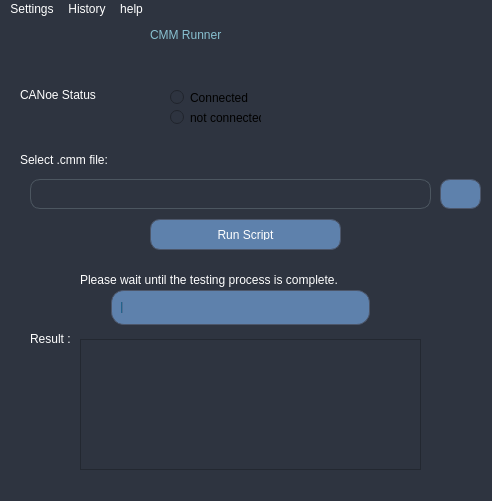
Above: cmm.ui from Meria-Troudi/TRACE32 before the change. Below: the same form after it.
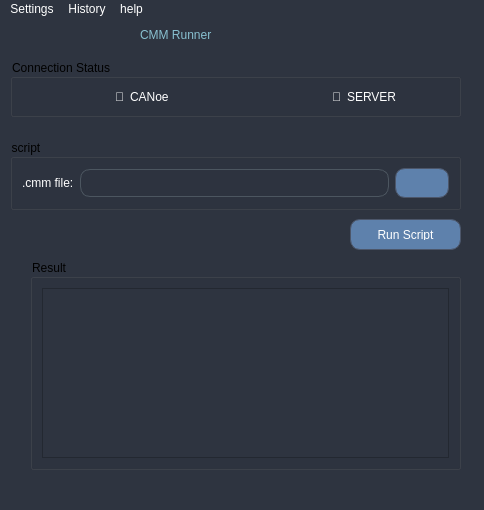
That is the form after the change. Icons and pictures are not drawn.

Diff of the .ui file:
```diff
--- a/cmm.ui
+++ b/cmm.ui
@@ -6,8 +6,8 @@
    <rect>
     <x>0</x>
     <y>0</y>
-    <width>492</width>
-    <height>501</height>
+    <width>484</width>
+    <height>510</height>
    </rect>
   </property>
   <property name="windowTitle">
@@ -76,61 +76,15 @@
 </string>
   </property>
   <widget class="QWidget" name="centralwidget">
-   <widget class="QLabel" name="label">
-    <property name="geometry">
-     <rect>
-      <x>20</x>
-      <y>60</y>
-      <width>101</width>
-      <height>31</height>
-     </rect>
-    </property>
-    <property name="text">
-     <string>CANoe Status</string>
-    </property>
-   </widget>
-   <widget class="QLabel" name="label_2">
-    <property name="geometry">
-     <rect>
-      <x>20</x>
-      <y>120</y>
-      <width>121</width>
-      <height>41</height>
-     </rect>
-    </property>
-    <property name="text">
-     <string>Select .cmm file:</string>
-    </property>
-   </widget>
-   <widget class="QPushButton" name="select">
-    <property name="enabled">
-     <bool>true</bool>
-    </property>
-    <property name="geometry">
-     <rect>
-      <x>440</x>
-      <y>160</y>
-      <width>41</width>
-      <height>30</height>
-     </rect>
-    </property>
-    <property name="toolTip">
-     <string>Choose a file</string>
-    </property>
-    <property name="text">
-     <string/>
-    </property>
-    <property name="icon">
-     <iconset>
-      <normaloff>src/upload-file.png</normaloff>src/upload-file.png</iconset>
-    </property>
-   </widget>
+   <property name="enabled">
+    <bool>true</bool>
+   </property>
    <widget class="QPushButton" name="run">
     <property name="geometry">
      <rect>
-      <x>150</x>
+      <x>350</x>
       <y>200</y>
-      <width>191</width>
+      <width>111</width>
       <height>31</height>
      </rect>
     </property>
@@ -138,21 +92,40 @@
      <string>Run Script</string>
     </property>
    </widget>
-   <widget class="QLineEdit" name="path">
+   <widget class="QLabel" name="progLabel">
     <property name="geometry">
      <rect>
-      <x>30</x>
-      <y>160</y>
-      <width>401</width>
-      <height>30</height>
+      <x>70</x>
+      <y>230</y>
+      <width>341</width>
+      <height>35</height>
      </rect>
+    </property>
+    <property name="text">
+     <string>Please wait until the testing process is complete.</string>
+    </property>
+    <property name="wordWrap">
+     <bool>true</bool>
+    </property>
+   </widget>
+   <widget class="QLabel" name="title">
+    <property name="geometry">
+     <rect>
+      <x>140</x>
+      <y>0</y>
+      <width>181</width>
+      <height>31</height>
+     </rect>
+    </property>
+    <property name="text">
+     <string>CMM Runner</string>
     </property>
    </widget>
    <widget class="QProgressBar" name="progressBar">
     <property name="geometry">
      <rect>
-      <x>110</x>
-      <y>270</y>
+      <x>120</x>
+      <y>260</y>
       <width>261</width>
       <height>37</height>
      </rect>
@@ -173,109 +146,108 @@
      <bool>false</bool>
     </property>
    </widget>
-   <widget class="QLabel" name="result">
+   <widget class="QGroupBox" name="groupBox">
+    <property name="geometry">
+     <rect>
+      <x>10</x>
+      <y>40</y>
+      <width>451</width>
+      <height>58</height>
+     </rect>
+    </property>
+    <property name="title">
+     <string>Connection Status</string>
+    </property>
+    <layout class="QHBoxLayout" name="horizontalLayout_2">
+     <item alignment="Qt::AlignRight">
+      <widget class="QLabel" name="canStatusLabel">
+       <property name="text">
+        <string>🔴</string>
+       </property>
+      </widget>
+     </item>
+     <item>
+      <widget class="QLabel" name="label">
+       <property name="text">
+        <string>CANoe</string>
+       </property>
+      </widget>
+     </item>
+     <item alignment="Qt::AlignRight">
+      <widget class="QLabel" name="serverStatusLabel">
+       <property name="text">
+        <string>🔴</string>
+       </property>
+      </widget>
+     </item>
+     <item>
+      <widget class="QLabel" name="label_4">
+       <property name="text">
+        <string>SERVER</string>
+       </property>
+      </widget>
+     </item>
+    </layout>
+   </widget>
+   <widget class="QGroupBox" name="groupBox_2">
+    <property name="geometry">
+     <rect>
+      <x>10</x>
+      <y>120</y>
+      <width>451</width>
+      <height>71</height>
+     </rect>
+    </property>
+    <property name="title">
+     <string>script</string>
+    </property>
+    <layout class="QHBoxLayout" name="horizontalLayout">
+     <item>
+      <widget class="QLabel" name="label_2">
+       <property name="text">
+        <string>.cmm file:</string>
+       </property>
+      </widget>
+     </item>
+     <item>
+      <widget class="QLineEdit" name="path"/>
+     </item>
+     <item>
+      <widget class="QPushButton" name="select">
+       <property name="enabled">
+        <bool>true</bool>
+       </property>
+       <property name="toolTip">
+        <string>Choose a file</string>
+       </property>
+       <property name="text">
+        <string/>
+       </property>
+       <property name="icon">
+        <iconset>
+         <normaloff>src/upload-file.png</normaloff>src/upload-file.png</iconset>
+       </property>
+      </widget>
+     </item>
+    </layout>
+   </widget>
+   <widget class="QGroupBox" name="groupBox_3">
     <property name="geometry">
      <rect>
       <x>30</x>
-      <y>310</y>
-      <width>61</width>
-      <height>20</height>
+      <y>240</y>
+      <width>431</width>
+      <height>211</height>
      </rect>
     </property>
-    <property name="text">
-     <string>Result :</string>
+    <property name="title">
+     <string>Result</string>
     </property>
-   </widget>
-   <widget class="QLabel" name="title">
-    <property name="geometry">
-     <rect>
-      <x>150</x>
-      <y>0</y>
-      <width>181</width>
-      <height>31</height>
-     </rect>
-    </property>
-    <property name="text">
-     <string>CMM Runner</string>
-    </property>
-   </widget>
-   <widget class="QTextEdit" name="textEdit">
-    <property name="geometry">
-     <rect>
-      <x>80</x>
-      <y>320</y>
-      <width>341</width>
-      <height>131</height>
-     </rect>
-    </property>
-   </widget>
-   <widget class="QRadioButton" name="radioButton">
-    <property name="geometry">
-     <rect>
-      <x>170</x>
-      <y>70</y>
-      <width>82</width>
-      <height>17</height>
-     </rect>
-    </property>
-    <property name="text">
-     <string>Connected</string>
-    </property>
-   </widget>
-   <widget class="QRadioButton" name="radioButton_2">
-    <property name="geometry">
-     <rect>
-      <x>170</x>
-      <y>90</y>
-      <width>91</width>
-      <height>17</height>
-     </rect>
-    </property>
-    <property name="text">
-     <string>not connected</string>
-    </property>
-   </widget>
-   <widget class="QLabel" name="bodyLabel">
-    <property name="geometry">
-     <rect>
-      <x>80</x>
-      <y>230</y>
-      <width>341</width>
-      <height>61</height>
-     </rect>
-    </property>
-    <property name="text">
-     <string>Please wait until the testing process is complete.</string>
-    </property>
-    <property name="wordWrap">
-     <bool>true</bool>
-    </property>
-   </widget>
-   <widget class="QLabel" name="canoeStatusLabel">
-    <property name="geometry">
-     <rect>
-      <x>330</x>
-      <y>70</y>
-      <width>141</width>
-      <height>31</height>
-     </rect>
-    </property>
-    <property name="text">
-     <string/>
-    </property>
-   </widget>
-   <widget class="QLabel" name="serverStatusLabel">
-    <property name="geometry">
-     <rect>
-      <x>350</x>
-      <y>10</y>
-      <width>121</width>
-      <height>31</height>
-     </rect>
-    </property>
-    <property name="text">
-     <string/>
-    </property>
+    <layout class="QVBoxLayout" name="verticalLayout">
+     <item>
+      <widget class="QTextEdit" name="res"/>
+     </item>
+    </layout>
    </widget>
   </widget>
   <widget class="QMenuBar" name="menubar">
@@ -283,7 +255,7 @@
     <rect>
      <x>0</x>
      <y>0</y>
-     <width>492</width>
+     <width>484</width>
      <height>21</height>
     </rect>
    </property>
```
